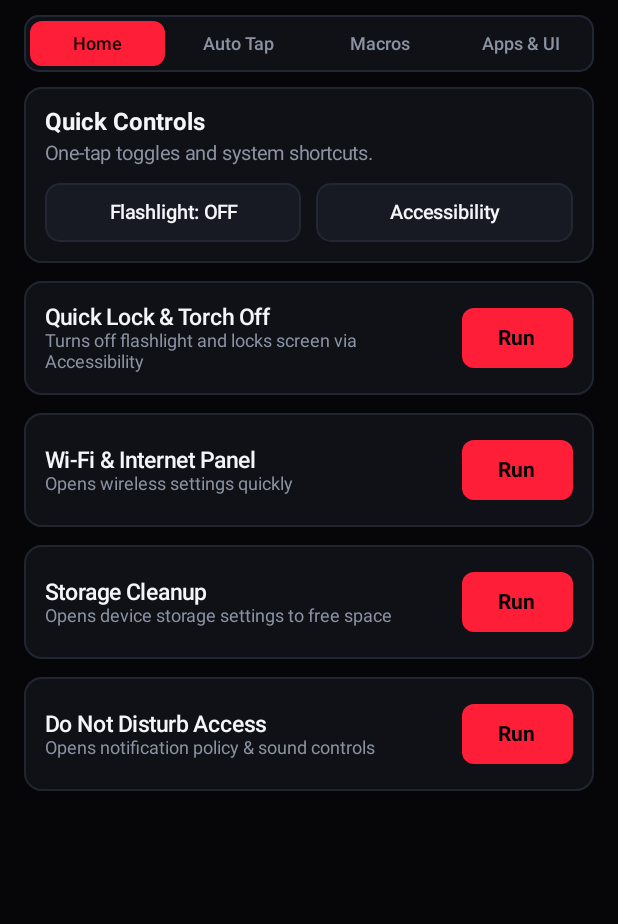
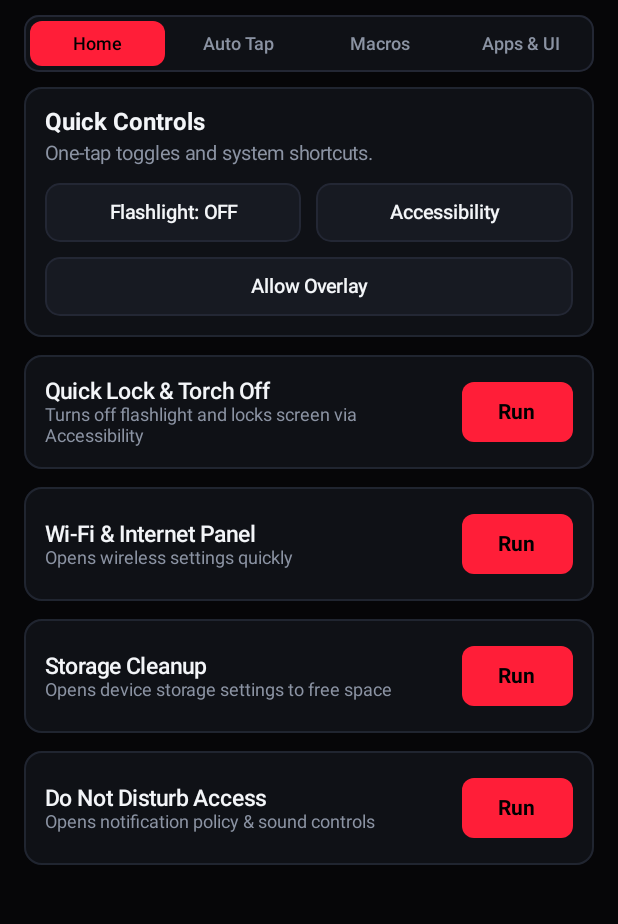
Before and after one commit to powerlion1234/PhoneOps, an Android app built with Jetpack Compose: the screen it shows after launch (MainActivity), on a phone screen of 412 x 824 dp, the part 50-974 px from its top. Run offline under Robolectric (Android 15) with nearby library versions, the phone set to English and light mode, and no system bars.

Commit message:
Implement overlay settings access and status updates
Added functionality to open overlay settings and updated status messages.

```diff
--- a/app/src/main/java/com/cart3r/phoneops/MainActivity.kt
+++ b/app/src/main/java/com/cart3r/phoneops/MainActivity.kt
@@ -82,7 +82,6 @@ fun OverrideApp() {
     var torchOn by remember { mutableStateOf(false) }
     var statusMsg by remember { mutableStateOf("Ready") }
 
-    // Auto-clicker state
     var tapX by remember { mutableStateOf("540") }
     var tapY by remember { mutableStateOf("1200") }
     var intervalMs by remember { mutableStateOf("500") }
@@ -91,7 +90,6 @@ fun OverrideApp() {
     var tapCount by remember { mutableIntStateOf(0) }
     var autoTapRunning by remember { mutableStateOf(false) }
 
-    // App search state
     var appQuery by remember { mutableStateOf("") }
     val userApps = remember { loadApps(context) }
 
@@ -268,6 +266,16 @@ fun OverrideApp() {
                                         openAccessibilitySettings(context)
                                         statusMsg = "Opened Accessibility settings"
                                     }
+                                }
+                                Spacer(Modifier.height(10.dp))
+                                ActionPill(
+                                    text = if (Settings.canDrawOverlays(context)) "Overlay: ALLOWED" else "Allow Overlay",
+                                    active = Settings.canDrawOverlays(context),
+                                    accent = accent,
+                                    modifier = Modifier.fillMaxWidth()
+                                ) {
+                                    openOverlaySettings(context)
+                                    statusMsg = "Opened Overlay settings"
                                 }
                             }
                         }
@@ -638,6 +646,15 @@ private fun openAccessibilitySettings(context: Context) {
     )
 }
 
+private fun openOverlaySettings(context: Context) {
+    context.startActivity(
+        Intent(
+            Settings.ACTION_MANAGE_OVERLAY_PERMISSION,
+            Uri.parse("package:${context.packageName}")
+        ).apply { addFlags(Intent.FLAG_ACTIVITY_NEW_TASK) }
+    )
+}
+
 private fun openSettingsAction(context: Context, action: String) {
     try {
         context.startActivity(Intent(action).apply { addFlags(Intent.FLAG_ACTIVITY_NEW_TASK) })
```
